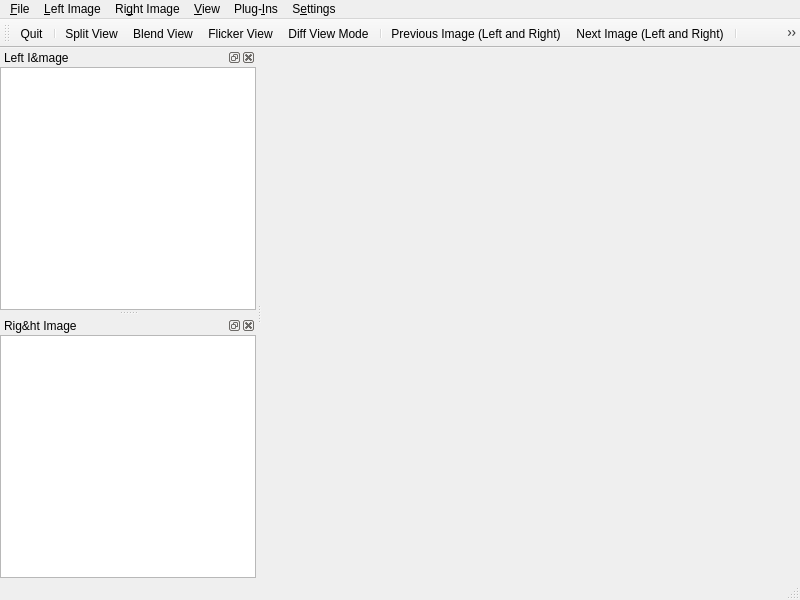
First picture: the form in imagecomparer/ui/MainWindow.ui, repository theHamsta/image-comparer, before the edit.
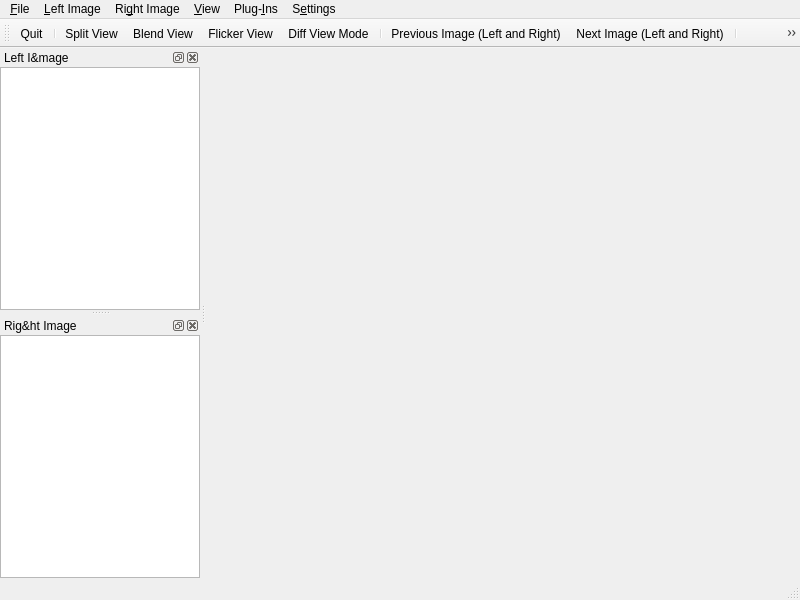
Second picture: the form after the edit. Icons and pictures are not drawn.

Commit message: - don't change directory on click on invalid file - make dock width maxium due to bug of cvMatViewer

```diff
--- a/imagecomparer/ui/MainWindow.ui
+++ b/imagecomparer/ui/MainWindow.ui
@@ -167,6 +167,12 @@
    <addaction name="actionShowMenu"/>
   </widget>
   <widget class="QDockWidget" name="folderTreeViewDockLeft">
+   <property name="maximumSize">
+    <size>
+     <width>200</width>
+     <height>524287</height>
+    </size>
+   </property>
    <property name="windowTitle">
     <string>Left I&amp;mage</string>
    </property>
@@ -201,6 +207,12 @@
    </widget>
   </widget>
   <widget class="QDockWidget" name="folderTreeViewDockRight">
+   <property name="maximumSize">
+    <size>
+     <width>200</width>
+     <height>524287</height>
+    </size>
+   </property>
    <property name="windowTitle">
     <string>Rig&amp;ht Image</string>
    </property>
```
The commit also changes 1 other file.
